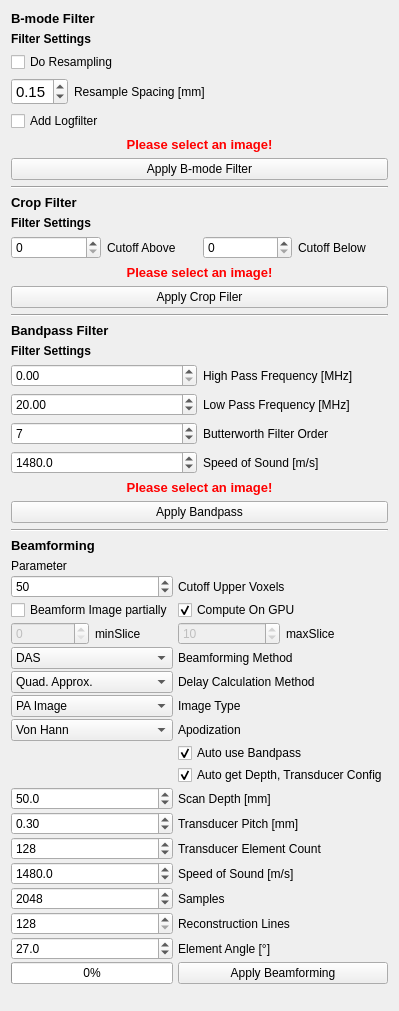
The window that Plugins/org.mitk.gui.qt.photoacoustics.imageprocessing/src/internal/PAImageProcessingControls.ui (MITK/MITK) describes before a commit, drawn with Qt 5.
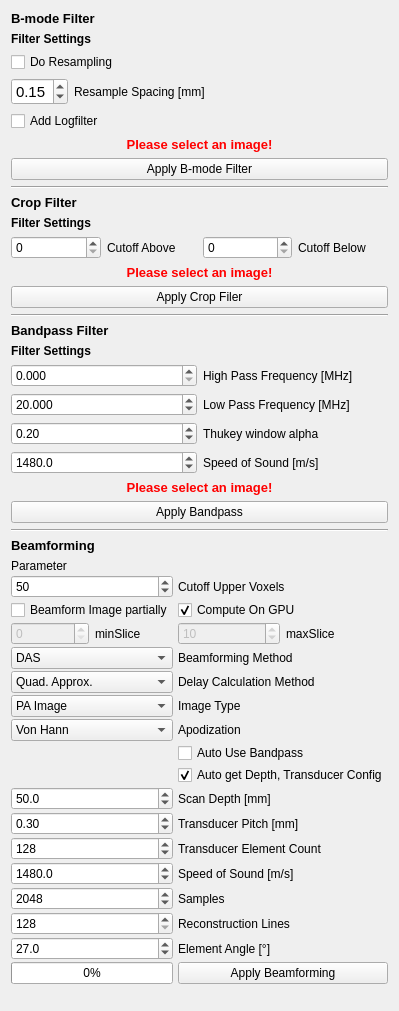
The same window after the commit.

Commit message: - simplified lots of code - reimplemented the tukey window instead of the butterworth filter

What changed in the file:
```diff
--- a/Plugins/org.mitk.gui.qt.photoacoustics.imageprocessing/src/internal/PAImageProcessingControls.ui
+++ b/Plugins/org.mitk.gui.qt.photoacoustics.imageprocessing/src/internal/PAImageProcessingControls.ui
@@ -239,7 +239,7 @@
             </sizepolicy>
            </property>
            <property name="decimals">
-            <number>2</number>
+            <number>3</number>
            </property>
            <property name="minimum">
             <double>0.010000000000000</double>
@@ -275,30 +275,17 @@
             </sizepolicy>
            </property>
            <property name="decimals">
-            <number>2</number>
+            <number>3</number>
            </property>
            <property name="maximum">
-            <double>20.000000000000000</double>
-           </property>
-          </widget>
-         </item>
-         <item row="2" column="0">
-          <widget class="QSpinBox" name="BPFalloff">
-           <property name="minimum">
-            <number>1</number>
-           </property>
-           <property name="maximum">
-            <number>20</number>
-           </property>
-           <property name="value">
-            <number>7</number>
+            <double>200.000000000000000</double>
            </property>
           </widget>
          </item>
          <item row="2" column="1">
           <widget class="QLabel" name="label_13">
            <property name="text">
-            <string>Butterworth Filter Order</string>
+            <string>Thukey window alpha</string>
            </property>
           </widget>
          </item>
@@ -328,6 +315,22 @@
            </property>
           </widget>
          </item>
+         <item row="2" column="0">
+          <widget class="QDoubleSpinBox" name="BPFalloff">
+           <property name="decimals">
+            <number>2</number>
+           </property>
+           <property name="maximum">
+            <double>1.000000000000000</double>
+           </property>
+           <property name="singleStep">
+            <double>0.100000000000000</double>
+           </property>
+           <property name="value">
+            <double>0.200000000000000</double>
+           </property>
+          </widget>
+         </item>
         </layout>
        </item>
        <item>
@@ -613,16 +616,6 @@
          </property>
         </widget>
        </item>
-       <item row="8" column="1">
-        <widget class="QCheckBox" name="UseBP">
-         <property name="text">
-          <string>Auto use Bandpass</string>
-         </property>
-         <property name="checked">
-          <bool>true</bool>
-         </property>
-        </widget>
-       </item>
        <item row="4" column="0">
         <widget class="QComboBox" name="BFAlgorithm">
          <property name="sizePolicy">
@@ -824,6 +817,16 @@
          </property>
         </widget>
        </item>
+       <item row="17" column="1">
+        <widget class="QCheckBox" name="UseBP">
+         <property name="enabled">
+          <bool>true</bool>
+         </property>
+         <property name="text">
+          <string>Auto Use Bandpass</string>
+         </property>
+        </widget>
+       </item>
       </layout>
      </item>
     </layout>
```
The commit also changes 5 other files.
